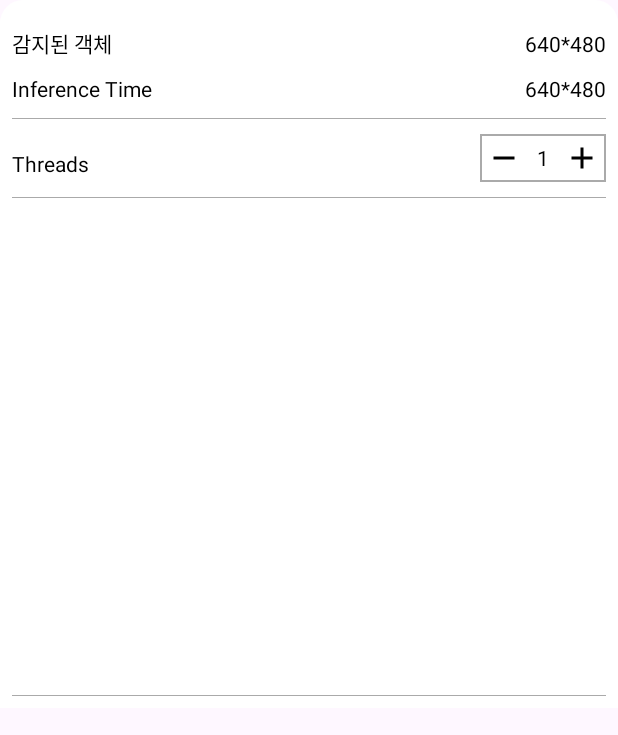
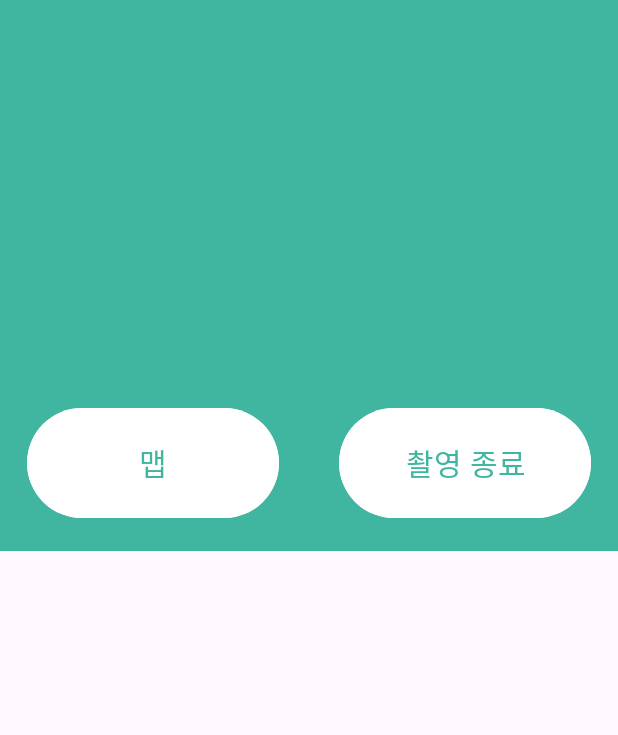
Before and after one commit to OS-Project-OPAYA/tansiri-frontend, an Android app: the layout tfe_od_layout_bottom_sheet.xml on its own in the app's theme, with its tools: preview values and no code run, on a phone screen of 412 x 824 dp. Shown: the top 735 px of the screen. Run offline under Robolectric (Android 15) with nearby library versions, the phone set to English and light mode, and no system bars.

Commit message:
Fix object detect function and css

```diff
--- a/app/src/main/assets/customclasses.txt
+++ b/app/src/main/assets/customclasses.txt
@@ -1,10 +1,10 @@
-Car
-GTL
-Green PTL
-Green TL C
-Pedestrian Crossing C
-Pedestrian Crossing
-Person
-RTL
-Red PTL
-Red TL C
+자동차
+초록불
+신호등 초록불
+초록불
+횡단보도
+횡단보도
+보행자
+빨간불
+신호등 빨간불
+빨간불
--- a/app/src/main/java/com/capstone/tansiri/Activity/CameraActivity.java
+++ b/app/src/main/java/com/capstone/tansiri/Activity/CameraActivity.java
@@ -106,8 +106,8 @@ public abstract class CameraActivity extends AppCompatActivity
     plusImageView = findViewById(R.id.plus);
     minusImageView = findViewById(R.id.minus);
     deviceView = findViewById(R.id.device_list);
-    deviceStrings.add("CPU");
-    deviceStrings.add("GPU");
+//    deviceStrings.add("CPU");
+    deviceStrings.add("객체 감지 시작");
 //    deviceStrings.add("NNAPI");
     deviceView.setChoiceMode(ListView.CHOICE_MODE_SINGLE);
     ArrayAdapter<String> deviceAdapter =
--- a/app/src/main/res/drawable/background_gradient.xml
+++ b/app/src/main/res/drawable/background_gradient.xml
@@ -3,7 +3,7 @@
     <item>
         <shape>
             <gradient
-                android:startColor="#E0F7F4"
+                android:startColor="#FFFFFF"
                 android:endColor="#F1FBFB"
                 android:angle="45"/>
         </shape>
--- a/app/src/main/res/layout/activity_splash.xml
+++ b/app/src/main/res/layout/activity_splash.xml
@@ -4,7 +4,7 @@
     xmlns:tools="http://schemas.android.com/tools"
     android:layout_width="match_parent"
     android:layout_height="match_parent"
-    android:background="@color/base"
+    android:background="#FFFFFF"
     android:gravity="center"
     tools:context=".Activity.MainActivity">
 
--- a/app/src/main/res/layout/tfe_od_layout_bottom_sheet.xml
+++ b/app/src/main/res/layout/tfe_od_layout_bottom_sheet.xml
@@ -5,15 +5,18 @@
     android:layout_width="match_parent"
     android:layout_height="wrap_content"
     android:layout_gravity="center_horizontal"
-    android:background="@drawable/bottom_sheet_bg"
+    android:background="#40b59f"
     android:gravity="center_horizontal"
     android:orientation="vertical"
     android:padding="8dp"
+
+
     app:behavior_hideable="true">
     <LinearLayout
         android:layout_width="match_parent"
         android:layout_height="wrap_content"
-        android:orientation="horizontal">
+        android:orientation="horizontal"
+        android:layout_gravity="center">
 
         <TextView
             android:id="@+id/detectclass"
@@ -21,16 +24,18 @@
             android:layout_height="wrap_content"
             android:layout_marginTop="10dp"
             android:text="감지된 객체"
-            android:textColor="@android:color/black" />
+            android:textColor="@android:color/black"
+            android:visibility="gone"/>
 
         <TextView
             android:id="@+id/detectedclass_info"
             android:layout_width="match_parent"
-            android:layout_height="wrap_content"
+            android:layout_height="240dp"
             android:layout_marginTop="10dp"
-            android:gravity="right"
-            android:text="640*480"
-            android:textColor="@android:color/black" />
+            android:gravity="center"
+            android:textColor="#FFFFFF"
+            android:fontFamily="@font/bold"
+            android:textSize="30sp" />
     </LinearLayout>
 
     <LinearLayout
@@ -44,7 +49,9 @@
             android:layout_height="wrap_content"
             android:layout_marginTop="10dp"
             android:text="Inference Time"
-            android:textColor="@android:color/black" />
+            android:textColor="@android:color/black"
+            android:visibility="gone"
+            />
 
         <TextView
             android:id="@+id/inference_info"
@@ -53,21 +60,24 @@
             android:layout_marginTop="10dp"
             android:gravity="right"
             android:text="640*480"
-            android:textColor="@android:color/black" />
+            android:textColor="@android:color/black"
+            android:visibility="gone"
+            />
     </LinearLayout>
 
     <View
         android:layout_width="match_parent"
         android:layout_height="1px"
         android:layout_marginTop="10dp"
-        android:background="@android:color/darker_gray" />
+        android:background="@android:color/darker_gray"
+        android:visibility="gone"/>
 
     <RelativeLayout
-        android:layout_width="match_parent"
-        android:layout_height="wrap_content"
-        android:layout_marginTop="10dp"
+        android:layout_width="0.1dp"
+        android:layout_height="0.1dp"
+        android:layout_marginTop="0.1dp"
         android:orientation="horizontal"
-        android:visibility="visible">
+        android:visibility="gone">
 
         <TextView
             android:layout_width="wrap_content"
@@ -95,11 +105,13 @@
                 android:id="@+id/threads"
                 android:layout_width="wrap_content"
                 android:layout_height="wrap_content"
-                android:layout_marginLeft="10dp"
-                android:layout_marginRight="10dp"
+                android:layout_marginLeft="1dp"
+                android:layout_marginRight="1dp"
                 android:text="1"
                 android:textColor="@android:color/black"
-                android:textSize="14sp" />
+                android:textSize="14sp"
+                android:visibility="gone"
+                />
 
             <ImageView
                 android:id="@+id/plus"
@@ -113,33 +125,81 @@
         android:layout_width="match_parent"
         android:layout_height="1px"
         android:layout_marginTop="10dp"
-        android:background="@android:color/darker_gray" />
+        android:background="@android:color/darker_gray"
+        android:visibility="gone"/>
 
     <!-- TODO(b/112541284): Unhide when new NNAPI delegate is used. -->
 
     <LinearLayout
         android:layout_width="match_parent"
         android:layout_height="match_parent"
-        android:orientation="horizontal">
+        android:orientation="horizontal"
+        android:visibility="gone">
 
         <ListView
             android:id="@+id/device_list"
-            android:layout_width="100dp"
-            android:layout_height="193dp" />
+            android:layout_gravity="center"
+            android:layout_width="wrap_content"
+            android:layout_height="193dp"
+            android:visibility="gone"/>
 
         <ListView
             android:id="@+id/model_list"
-            android:layout_width="match_parent"
-            android:layout_height="321dp" />
+            android:layout_width="1dp"
+            android:layout_height="1dp"
+            android:visibility="gone"/>
     </LinearLayout>
+
+
 
     <View
         android:layout_width="match_parent"
         android:layout_height="1px"
         android:layout_marginTop="10dp"
-        android:background="@android:color/darker_gray" />
+        android:background="@android:color/darker_gray"
+        android:visibility="gone"
+        />
+
+    <LinearLayout
+        android:layout_width="match_parent"
+        android:layout_height="wrap_content"
+        android:orientation="horizontal"
+        android:padding="10dp"
+        android:gravity="center">
+
+        <!-- 왼쪽 버튼 -->
+        <Button
+            android:id="@+id/my_button_left"
+            android:layout_width="0dp"
+            android:layout_height="81dp"
+            android:layout_marginEnd="40dp"
+            android:layout_weight="1"
+            android:backgroundTint="#FFFFFF"
+            android:fontFamily="@font/bold"
+            android:gravity="center"
+            android:padding="10dp"
+            android:text="맵"
+            android:textColor="#40b59f"
+            android:textSize="20sp" />
+
+        <!-- 오른쪽 버튼 -->
+        <Button
+            android:id="@+id/my_button_right"
+            android:layout_width="0dp"
+            android:layout_height="81dp"
+            android:layout_weight="1"
+            android:text="촬영 종료"
+            android:textSize="20sp"
+            android:textColor="#40b59f"
+            android:backgroundTint="#FFFFFF"
+            android:fontFamily="@font/bold"
+            android:gravity="center"
+            android:padding="10dp"/>
+    </LinearLayout>
 
 </LinearLayout>
+
+
     <!--    app:layout_behavior="com.google.android.material.bottomsheet.BottomSheetBehavior"-->
 
 
--- a/app/src/main/res/values/themes.xml
+++ b/app/src/main/res/values/themes.xml
@@ -9,7 +9,7 @@
 
     <style name="SplashTheme" parent="Theme.AppCompat.Light.NoActionBar">
         <item name="android:statusBarColor">@color/black</item>
-        <item name="android:windowBackground">@color/base</item>
+        <item name="android:windowBackground">@color/white</item>
     </style>
 
 
```
